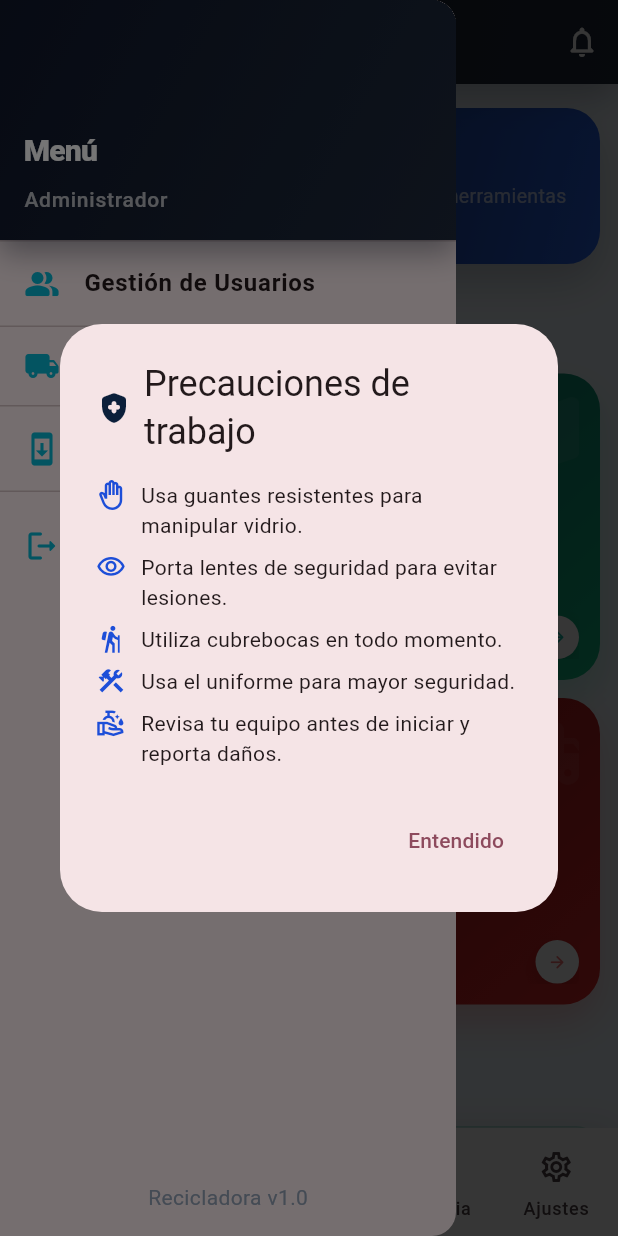
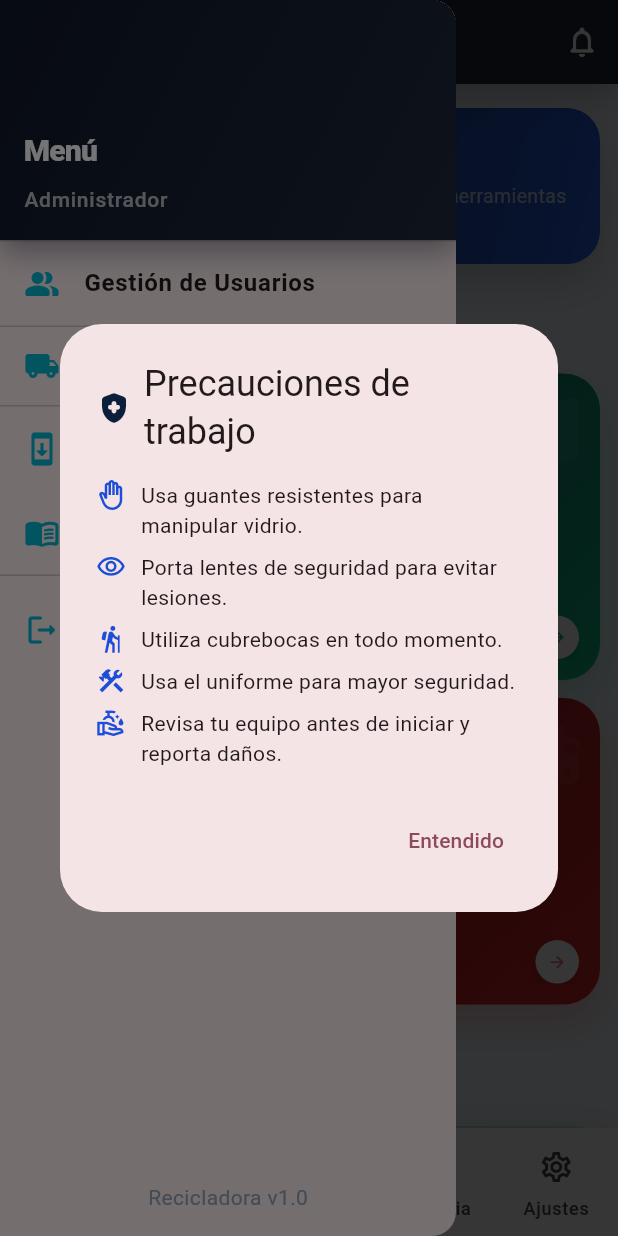
Before and after one commit to Luis3644/Recicladora, a Flutter app: the AdminScreen screen opened directly, with the side drawer open, on a phone screen of 412 x 824 dp. Run offline on Flutter 3.47's test engine with Material 3 defaults, Android fonts, the phone set to English and light mode, and no system bars; our stand-ins replace cloud_firestore, connectivity_plus, firebase_analytics, firebase_auth, firebase_core, firebase_crashlytics and 14 more; missing offline and left inert: dart:html, excel, flutter_foreground_task, gal, geolocator_android, geolocator_apple and 1 more; accounts and stored records are empty.

Commit message:
manual en barra lateral

```diff
--- a/flutter_application_1/lib/screens/admin_screen.dart
+++ b/flutter_application_1/lib/screens/admin_screen.dart
@@ -18,6 +18,7 @@ import 'widgets/notificaciones_drawer.dart';
 import 'widgets/reportes_equipo_screen.dart';
 import 'widgets/reporte_toneladas_camiones_screen.dart';
 import '../services/update_service.dart';
+import '../utils/manual_pdf.dart';
 
 import 'gestion_camiones_screen.dart';
 import 'ReportesCamionesAdminScreen.dart';
@@ -723,6 +724,18 @@ class _AdminScreenState extends State<AdminScreen>
             },
           ),
 
+          ListTile(
+            leading: Icon(Icons.menu_book_rounded, color: accentColor),
+            title: const Text(
+              'Manual de uso de app',
+              style: TextStyle(fontWeight: FontWeight.w700),
+            ),
+            onTap: () async {
+              Navigator.pop(context);
+              await openManualPdf(context);
+            },
+          ),
+
           const Divider(height: 1),
 
           // ── Cerrar Sesión ────────────────────────────────────────────────
@@ -779,7 +792,7 @@ class _AdminScreenState extends State<AdminScreen>
             ClipRRect(
               borderRadius: BorderRadius.circular(10),
               child: Image.asset(
-                'assets/logo icono.jpeg',
+                'assets/logo-icono.jpeg',
                 height: 38,
                 width: 38,
                 fit: BoxFit.cover,
--- /dev/null
+++ b/flutter_application_1/lib/utils/manual_pdf_web.dart
@@ -0,0 +1,6 @@
+import 'package:url_launcher/url_launcher.dart';
+
+Future<bool> openManualPdfImpl() async {
+  final manualUri = Uri.parse('MANUAL%20PROYECTO.pdf');
+  return launchUrl(manualUri, mode: LaunchMode.platformDefault);
+}
--- a/flutter_application_1/pubspec.yaml
+++ b/flutter_application_1/pubspec.yaml
@@ -1,7 +1,7 @@
 name: flutter_application_1
 description: "A new Flutter project."
 publish_to: 'none'
-version: 1.2.1+9
+version: 1.2.3+11
 
 environment:
   sdk: ^3.11.0
@@ -54,6 +54,7 @@ dev_dependencies:
 flutter:
   uses-material-design: true
   assets:
+    - MANUAL PROYECTO.pdf
     - assets/imagen splassh screen movil.jpeg
     - assets/splash screen pc.jpeg
     - assets/imagenes/equipo/
```
Also changed, not shown: flutter_application_1/lib/screens/Trabajador_screen.dart (+12 -0 lines), flutter_application_1/lib/screens/operador_screen.dart (+12 -0 lines), flutter_application_1/lib/utils/manual_pdf.dart (added, +18 -0 lines), flutter_application_1/lib/utils/manual_pdf_stub.dart (added, +19 -0 lines), 1 other file.
